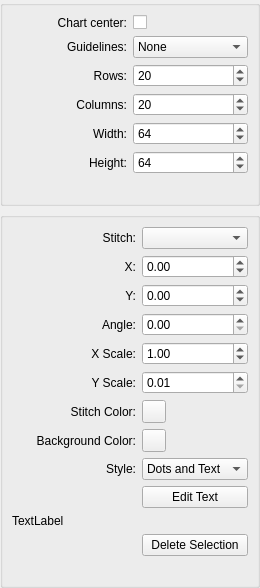
This is src/propertiesdock.ui in iPenguin/CrochetCharts as Qt 5 draws it before an edit. The edited form follows.
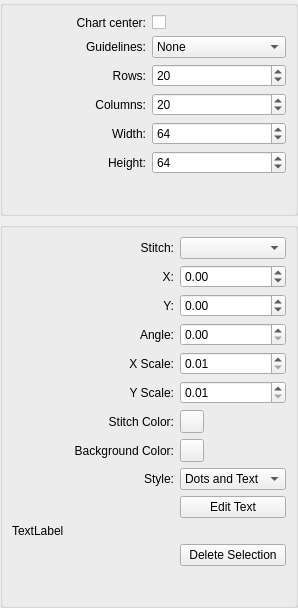
This is the edited form.

Diff of the .ui file:
```diff
--- a/src/propertiesdock.ui
+++ b/src/propertiesdock.ui
@@ -6,8 +6,8 @@
    <rect>
     <x>0</x>
     <y>0</y>
-    <width>260</width>
-    <height>588</height>
+    <width>298</width>
+    <height>608</height>
    </rect>
   </property>
   <property name="windowTitle">
@@ -376,7 +376,7 @@
           <double>0.010000000000000</double>
          </property>
          <property name="value">
-          <double>1.000000000000000</double>
+          <double>0.010000000000000</double>
          </property>
         </widget>
        </item>
```
Left out of the diff: 40 changed lines with no effect on the pictures.
